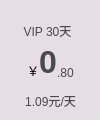
This is vipitemwidget.ui in ZhouMei20220810/TEST as Qt 5 draws it before an edit. The edited form follows.
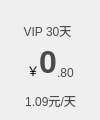
This is the edited form. Icons and pictures are not drawn.

Commit message: vip item widget 替换新的图片ok

Patch:
```diff
--- a/vipitemwidget.ui
+++ b/vipitemwidget.ui
@@ -13,41 +13,6 @@
   <property name="windowTitle">
    <string>Form</string>
   </property>
-  <widget class="QToolButton" name="toolButton">
-   <property name="geometry">
-    <rect>
-     <x>0</x>
-     <y>0</y>
-     <width>101</width>
-     <height>120</height>
-    </rect>
-   </property>
-   <property name="styleSheet">
-    <string notr="true">QToolButton{background-color:#FFE6DDE5;border:4px;border-color:red;}</string>
-   </property>
-   <property name="text">
-    <string/>
-   </property>
-  </widget>
-  <widget class="QLabel" name="labelCheck">
-   <property name="geometry">
-    <rect>
-     <x>80</x>
-     <y>0</y>
-     <width>21</width>
-     <height>21</height>
-    </rect>
-   </property>
-   <property name="text">
-    <string/>
-   </property>
-   <property name="pixmap">
-    <pixmap resource="res.qrc">:/main/resource/main/levelCheck.png</pixmap>
-   </property>
-   <property name="scaledContents">
-    <bool>true</bool>
-   </property>
-  </widget>
   <widget class="QLabel" name="labelTotalTime">
    <property name="geometry">
     <rect>
```
Left out of the diff: 4 changed lines with no effect on the pictures. The commit also changes 4 other files.
